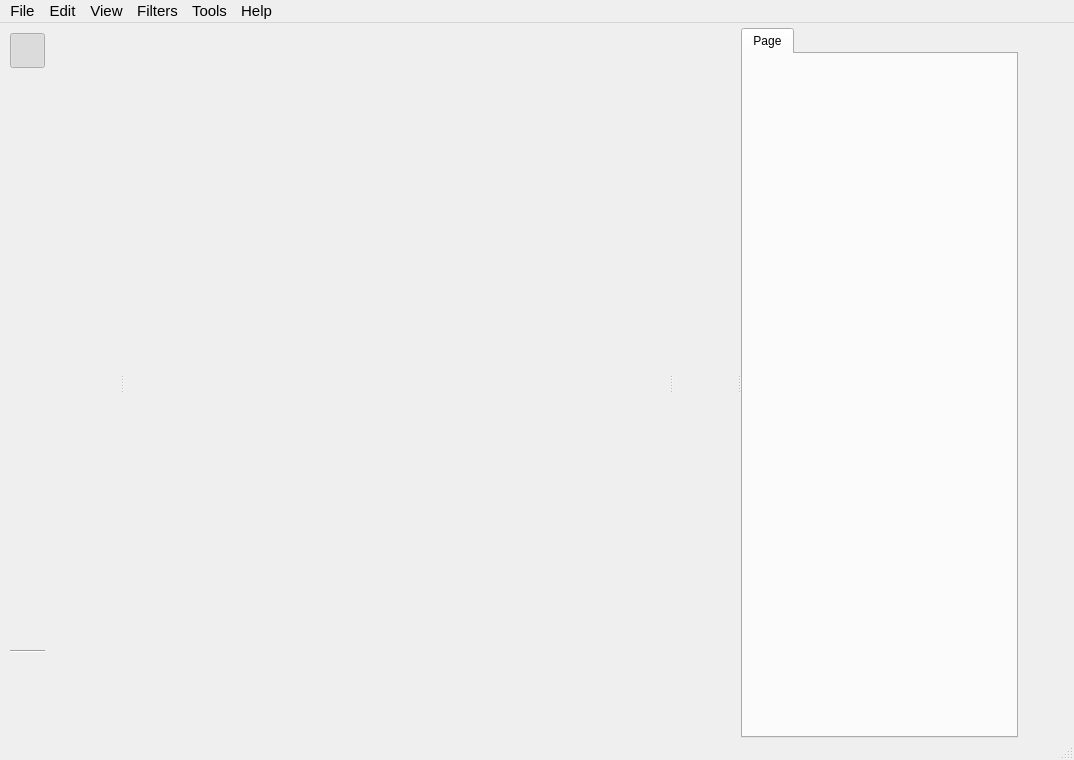
Above: src/airunner/components/application/gui/windows/main/templates/main_window.ui from Capsize-Games/airunner before the change. Below: the same form after it.
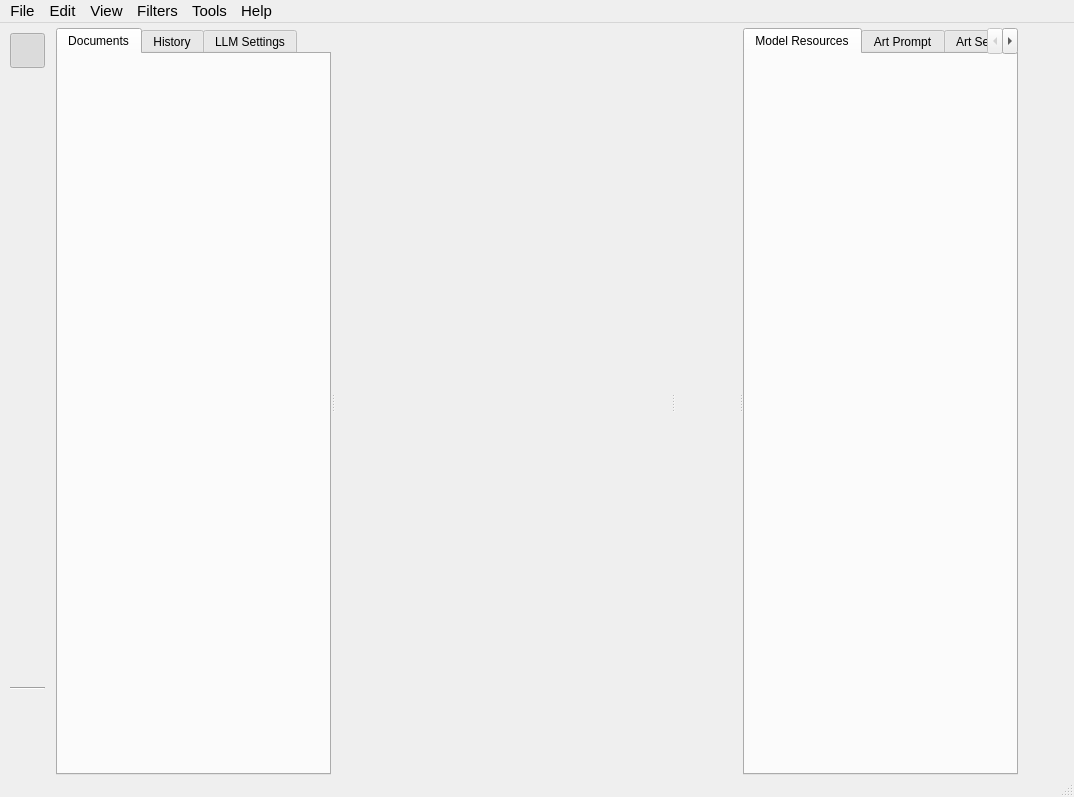
That is the form after the change. Icons and pictures are not drawn. Custom widgets are drawn as their Qt base class.

Commit message: Refactor right panel host and checkpoint RAG fixes

The edit to the form file:
```diff
--- a/src/airunner/components/application/gui/windows/main/templates/main_window.ui
+++ b/src/airunner/components/application/gui/windows/main/templates/main_window.ui
@@ -8,7 +8,7 @@
     <x>0</x>
     <y>0</y>
     <width>1074</width>
-    <height>760</height>
+    <height>797</height>
    </rect>
   </property>
   <property name="sizePolicy">
@@ -341,6 +341,12 @@
              <iconset resource="../../../../../../gui/resources/feather.qrc">
               <normaloff>:/light/icons/feather/light/activity.svg</normaloff>:/light/icons/feather/light/activity.svg</iconset>
             </property>
+            <property name="iconSize">
+             <size>
+              <width>20</width>
+              <height>20</height>
+             </size>
+            </property>
             <property name="checkable">
              <bool>true</bool>
             </property>
@@ -408,37 +414,107 @@
          <property name="orientation">
           <enum>Qt::Orientation::Horizontal</enum>
          </property>
-           <widget class="QWidget" name="documents_sidebar" native="true">
-            <property name="sizePolicy">
-             <sizepolicy hsizetype="Preferred" vsizetype="Preferred">
-              <horstretch>0</horstretch>
-              <verstretch>0</verstretch>
-             </sizepolicy>
-            </property>
-            <property name="minimumSize">
-             <size>
-              <width>64</width>
-              <height>0</height>
-             </size>
-            </property>
-            <layout class="QGridLayout" name="gridLayout_documents_sidebar">
-             <property name="leftMargin">
+         <widget class="QWidget" name="documents_sidebar" native="true">
+          <property name="sizePolicy">
+           <sizepolicy hsizetype="Preferred" vsizetype="Preferred">
+            <horstretch>0</horstretch>
+            <verstretch>0</verstretch>
+           </sizepolicy>
+          </property>
+          <property name="minimumSize">
+           <size>
+            <width>64</width>
+            <height>0</height>
+           </size>
+          </property>
+          <layout class="QGridLayout" name="gridLayout_documents_sidebar">
+           <property name="leftMargin">
+            <number>0</number>
+           </property>
+           <property name="topMargin">
+            <number>0</number>
+           </property>
+           <property name="rightMargin">
+            <number>0</number>
+           </property>
+           <property name="bottomMargin">
+            <number>0</number>
+           </property>
+           <item row="0" column="0">
+            <widget class="QTabWidget" name="left_panel_tab">
+             <property name="currentIndex">
               <number>0</number>
              </property>
-             <property name="topMargin">
-              <number>0</number>
-             </property>
-             <property name="rightMargin">
-              <number>0</number>
-             </property>
-             <property name="bottomMargin">
-              <number>0</number>
-             </property>
-             <item row="0" column="0">
-              <widget class="QWidget" name="documents_placeholder" native="true"/>
-             </item>
-            </layout>
-           </widget>
+             <widget class="QWidget" name="left_documents_page">
+              <attribute name="title">
+               <string>Documents</string>
+              </attribute>
+              <layout class="QGridLayout" name="gridLayout_left_documents_page">
+               <property name="leftMargin">
+                <number>0</number>
+               </property>
+               <property name="topMargin">
+                <number>0</number>
+               </property>
+               <property name="rightMargin">
+                <number>0</number>
+               </property>
+               <property name="bottomMargin">
+                <number>0</number>
+               </property>
+               <item row="0" column="0">
+                <widget class="QWidget" name="left_documents_placeholder" native="true"/>
+               </item>
+              </layout>
+             </widget>
+             <widget class="QWidget" name="left_history_page">
+              <attribute name="title">
+               <string>History</string>
+              </attribute>
+              <layout class="QGridLayout" name="gridLayout_left_history_page">
+               <property name="leftMargin">
+                <number>0</number>
+               </property>
+               <property name="topMargin">
+                <number>0</number>
+               </property>
+               <property name="rightMargin">
+                <number>0</number>
+               </property>
+               <property name="bottomMargin">
+                <number>0</number>
+               </property>
+               <item row="0" column="0">
+                <widget class="QWidget" name="left_history_placeholder" native="true"/>
+               </item>
+              </layout>
+             </widget>
+             <widget class="QWidget" name="left_llm_settings_page">
+              <attribute name="title">
+               <string>LLM Settings</string>
+              </attribute>
+              <layout class="QGridLayout" name="gridLayout_left_llm_settings_page">
+               <property name="leftMargin">
+                <number>0</number>
+               </property>
+               <property name="topMargin">
+                <number>0</number>
+               </property>
+               <property name="rightMargin">
+                <number>0</number>
+               </property>
+               <property name="bottomMargin">
+                <number>0</number>
+               </property>
+               <item row="0" column="0">
+                <widget class="QWidget" name="left_llm_settings_placeholder" native="true"/>
+               </item>
+              </layout>
+             </widget>
+            </widget>
+           </item>
+          </layout>
+         </widget>
          <widget class="GeneratorForm" name="generator_widget" native="true">
           <property name="enabled">
            <bool>true</bool>
@@ -576,10 +652,71 @@
              <property name="currentIndex">
               <number>0</number>
              </property>
-             <widget class="QWidget" name="stats_placeholder">
+             <widget class="QWidget" name="stats_page">
               <attribute name="title">
-               <string>Page</string>
+               <string>Model Resources</string>
               </attribute>
+              <layout class="QGridLayout" name="gridLayout_stats_page">
+               <property name="leftMargin">
+                <number>0</number>
+               </property>
+               <property name="topMargin">
+                <number>0</number>
+               </property>
+               <property name="rightMargin">
+                <number>0</number>
+               </property>
+               <property name="bottomMargin">
+                <number>0</number>
+               </property>
+               <item row="0" column="0">
+                <widget class="QWidget" name="stats_placeholder" native="true"/>
+               </item>
+              </layout>
+             </widget>
+             <widget class="QWidget" name="art_prompt_page">
+              <attribute name="title">
+               <string>Art Prompt</string>
+              </attribute>
+              <layout class="QGridLayout" name="gridLayout_art_prompt_page">
+               <property name="leftMargin">
+                <number>0</number>
+               </property>
+               <property name="topMargin">
+                <number>0</number>
+               </property>
+               <property name="rightMargin">
+                <number>0</number>
+               </property>
+               <property name="bottomMargin">
+                <number>0</number>
+               </property>
+               <item row="0" column="0">
+                <widget class="QWidget" name="art_prompt_placeholder" native="true"/>
+               </item>
+              </layout>
+             </widget>
+             <widget class="QWidget" name="art_tools_page">
+              <attribute name="title">
+               <string>Art Settings</string>
+              </attribute>
+              <layout class="QGridLayout" name="gridLayout_art_tools_page">
+               <property name="leftMargin">
+                <number>0</number>
+               </property>
+               <property name="topMargin">
+                <number>0</number>
+               </property>
+               <property name="rightMargin">
+                <number>0</number>
+               </property>
+               <property name="bottomMargin">
+                <number>0</number>
+               </property>
+               <item row="0" column="0">
+                <widget class="QWidget" name="art_tools_placeholder" native="true"/>
+               </item>
+              </layout>
              </widget>
             </widget>
            </item>
```
Left out of the diff: 168 changed lines with no effect on the pictures. The commit also changes 9 other files.
